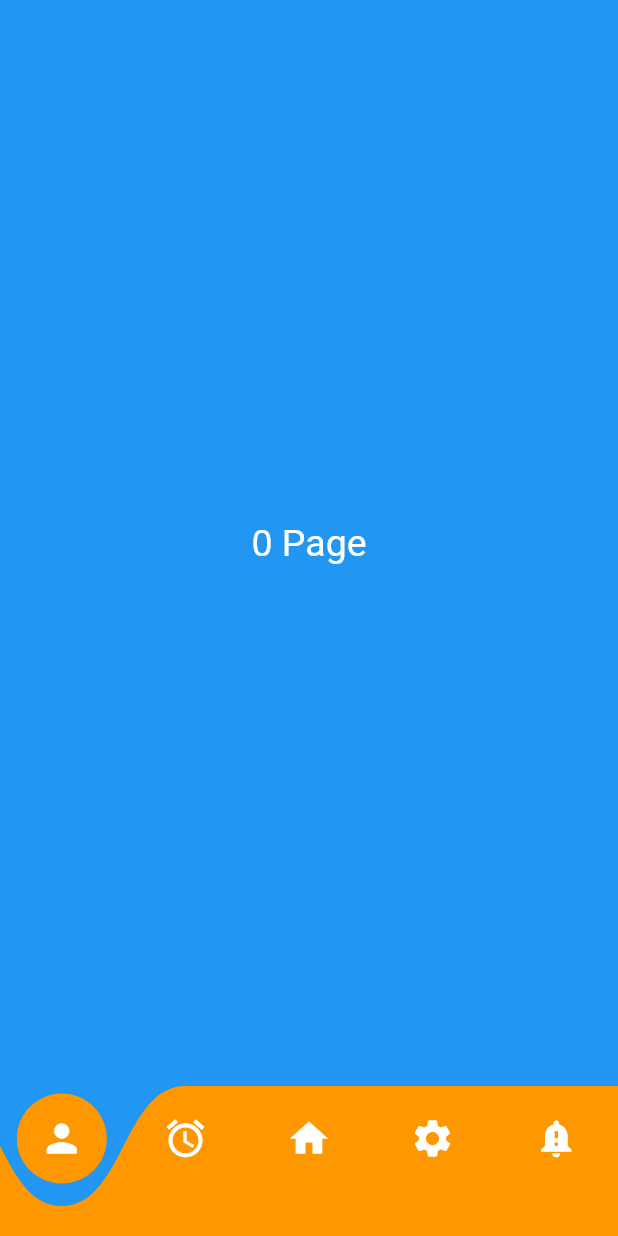
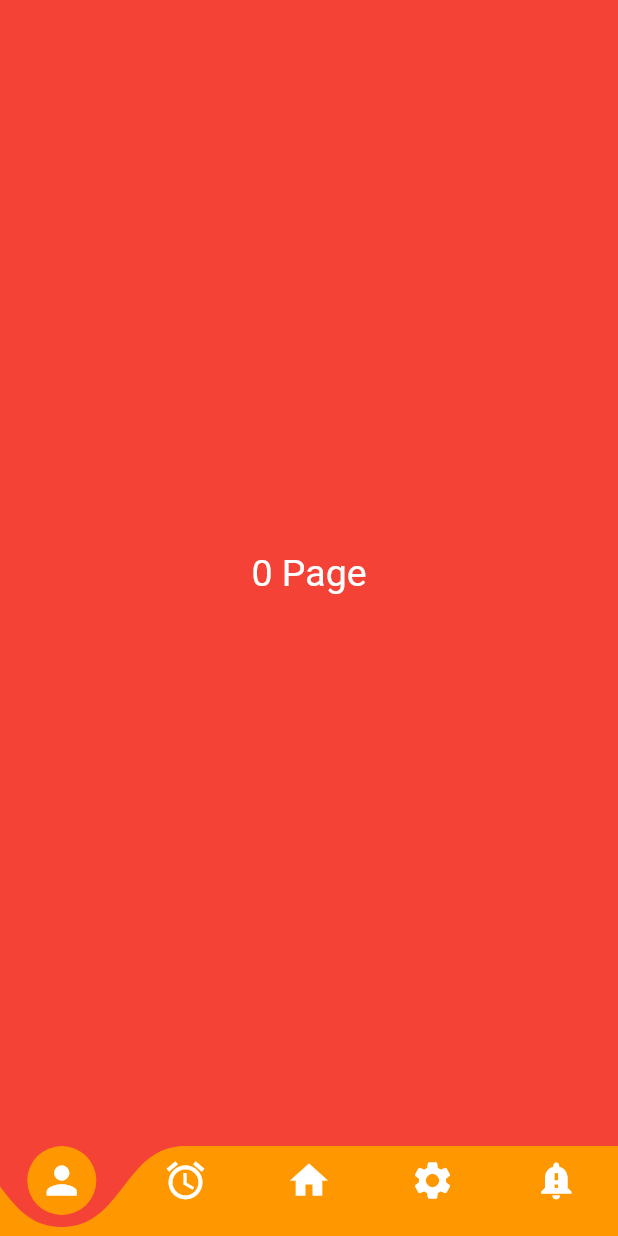
Before and after one commit to taylanyildiz/Flutter-bottom-navigation-bar, a Flutter app: the screen it shows after launch, item 2 of the bottom bar chosen, after a tap on the "person" icon, on a phone screen of 412 x 824 dp. Run offline on Flutter 3.47's test engine with Material 2 defaults, Android fonts, the phone set to English and light mode, and no system bars.

Commit message:
values update

```diff
--- a/lib/screens/home_screen.dart
+++ b/lib/screens/home_screen.dart
@@ -32,14 +32,14 @@ class _HomeScreenState extends State<HomeScreen> {
   Widget build(BuildContext context) {
     final size = MediaQuery.of(context).size;
     return Scaffold(
-      backgroundColor: Colors.blue,
       body: Stack(
         children: [
           PageView.builder(
             controller: _controller,
+            onPageChanged: (page) => print(page),
             itemCount: 5,
             itemBuilder: (context, index) => Container(
-              color: Colors.blue,
+              color: Colors.red,
               child: Center(
                 child: Text(
                   '$index Page',
@@ -56,11 +56,11 @@ class _HomeScreenState extends State<HomeScreen> {
       bottomNavigationBar: CfNavigationBar(
         controller: _controller!,
         onPressed: (index) => print(index),
-        backgroundColor: Colors.blue,
+        backgroundColor: Colors.red,
         barColor: Colors.orange,
         circleColor: Colors.orange,
-        duration: Duration(milliseconds: 400),
-        curve: Curves.easeInQuad,
+        duration: Duration(milliseconds: 1000),
+        curve: Curves.linear,
         items: [
           Icon(
             Icons.person,
--- a/lib/widgets/custom_bottom_navigation.dart
+++ b/lib/widgets/custom_bottom_navigation.dart
@@ -110,9 +110,9 @@ class CfNavigationBarState extends State<CfNavigationBar>
         children: [
           Positioned(
             child: Container(
-              color: widget.backgroundColor ?? Colors.blue,
+              color: widget.backgroundColor ?? Colors.orange,
               width: size.width,
-              height: 100.0,
+              height: 60.0,
               child: CustomPaint(
                 painter: NavigationPaint(
                   color: widget.barColor,
@@ -123,7 +123,7 @@ class CfNavigationBarState extends State<CfNavigationBar>
             ),
           ),
           Positioned(
-            top: 5.0,
+            top: 0.0,
             child: Container(
               width: size.width,
               child: Row(
@@ -140,7 +140,7 @@ class CfNavigationBarState extends State<CfNavigationBar>
                     .toList(),
               ),
             ),
-          )
+          ),
         ],
       ),
       state: this,
--- a/lib/widgets/navigation_action.dart
+++ b/lib/widgets/navigation_action.dart
@@ -25,7 +25,7 @@ abstract class ClickableActions extends StatelessWidget {
     return GestureDetector(
       onTap: () => _handlePosition(context, index),
       child: Container(
-        padding: EdgeInsets.all(15.0),
+        padding: EdgeInsets.all(8.0),
         decoration: BoxDecoration(
           color: backgroundColor ?? Colors.orange,
           shape: BoxShape.circle,
--- a/lib/widgets/navigation_paint.dart
+++ b/lib/widgets/navigation_paint.dart
@@ -1,6 +1,6 @@
 import 'package:flutter/material.dart';
 
-const x = 0.8;
+const x = 0.9;
 const y = 0.0;
 
 class NavigationPaint extends CustomPainter {
@@ -71,7 +71,19 @@ class NavigationPaint extends CustomPainter {
 
     final double transition = _page - pageIndex;
 
-    final positionLeft = leftDot + (transition * ((2 * radius) + space));
+    /// Lagging Values
+    // final double laggingLeftPosition = (transition - 0.3).clamp(0.0, 1.0) / 0.7;
+
+    // final double indicatorLeftX =
+    //     leftDot + (laggingLeftPosition * ((2 * radius) + space));
+
+    // final double acceleratedRightPosition = (transition / 0.5).clamp(0.0, 1.0);
+
+    // final double indicatorRightX = leftDot +
+    //     (acceleratedRightPosition * ((2 * radius) + space)) +
+    //     (2 * radius);
+
+    final double positionLeft = leftDot + (transition * ((2 * radius) + space));
 
     final double positionRight = positionLeft + (2 * radius);
 
```
Also changed, not shown: ss1.png (added), 1 other file.
